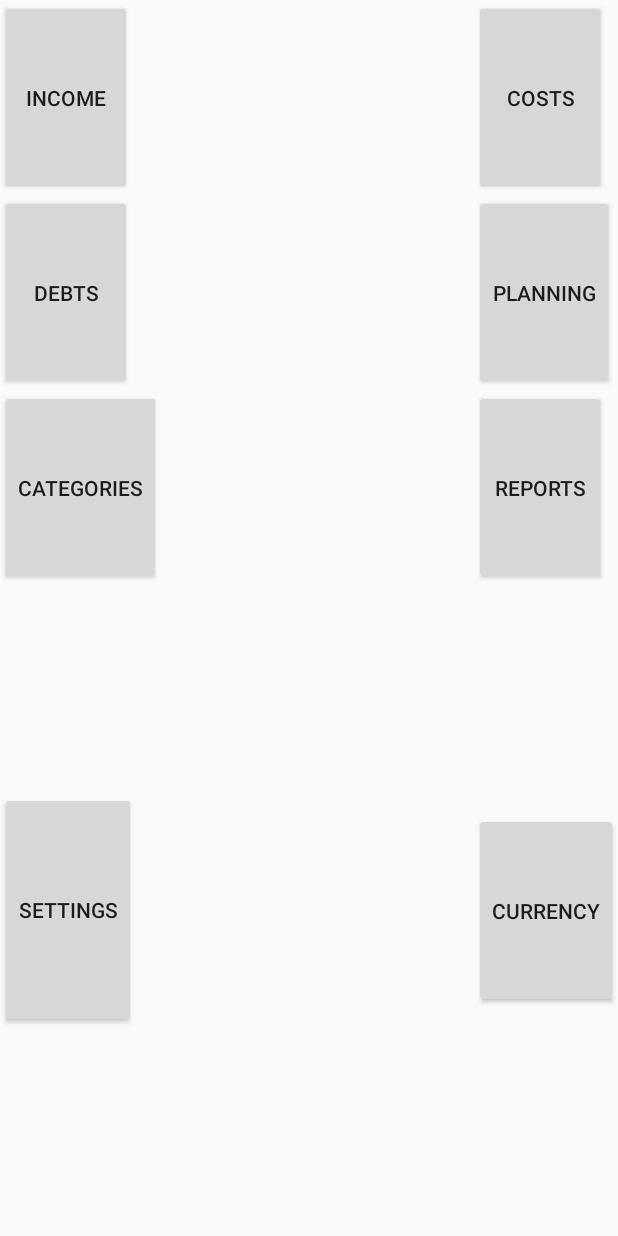
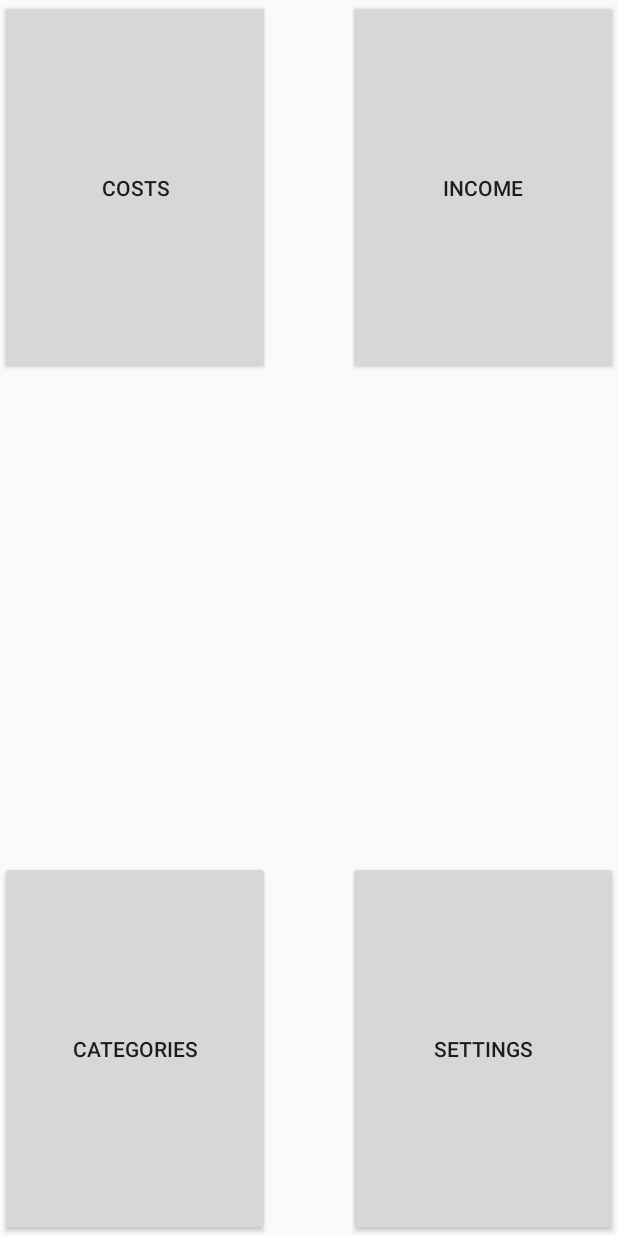
Before and after one commit to inqu1s1tor/AccountAppSample, an Android app: the MainActivity screen opened directly, with no data from a screen before it, on a phone screen of 412 x 824 dp. Run offline under Robolectric (Android 15) with nearby library versions, the phone set to English and light mode, and no system bars.

Commit message:
new layout

```diff
--- a/app/src/main/java/com/erminesoft/my_account/myacount/core/bridge/DBbridge.java
+++ b/app/src/main/java/com/erminesoft/my_account/myacount/core/bridge/DBbridge.java
@@ -8,7 +8,7 @@ public interface DBbridge {
     Cursor loadIncome();
     Cursor loadCategories();
     void saveCostsToDb(int Categoiries,String fieldNameCosts);
-    void saveIncomeToDb(String Categories, String fieldNameIncome);
+    void saveIncomeToDb(int Categories, String fieldNameIncome);
     void saveCategoriesToDb(String categories);
 
 }
--- a/app/src/main/java/com/erminesoft/my_account/myacount/db/DbManager.java
+++ b/app/src/main/java/com/erminesoft/my_account/myacount/db/DbManager.java
@@ -25,7 +25,7 @@ public final class DbManager implements DBbridge {
     }
 
     @Override
-    public void saveIncomeToDb(String category, String nameText) {
+    public void saveIncomeToDb(int category, String nameText) {
         ContentValues cv = Mapper.convertIncome(nameText, category);
         baseHelper.getWritableDatabase().insert(DataBaseHelper.TABLE_INCOME, null, cv);
     }
@@ -43,7 +43,7 @@ public final class DbManager implements DBbridge {
 
     @Override
     public Cursor loadIncome() {
-        return baseHelper.getReadableDatabase().query(DataBaseHelper.TABLE_INCOME, null, null, null, null, null, null);
+        return baseHelper.getReadableDatabase().rawQuery(RequestsFactory.SELECT_INCOMES_WITH_CATEGORIES, new String[0]);
     }
 
     @Override
--- a/app/src/main/java/com/erminesoft/my_account/myacount/db/Mapper.java
+++ b/app/src/main/java/com/erminesoft/my_account/myacount/db/Mapper.java
@@ -12,10 +12,10 @@ final class Mapper {
         return cv;
     }
 
-    public static ContentValues convertIncome(String categoryText, String category) {
+    public static ContentValues convertIncome(String nameText, int category) {
         ContentValues cv = new ContentValues();
-        cv.put(DataBaseHelper.INCOME_CATEGORIES, categoryText);
-        cv.put(DataBaseHelper.INCOME_NAME, category);
+        cv.put(DataBaseHelper.INCOME_CATEGORIES, category);
+        cv.put(DataBaseHelper.INCOME_NAME, nameText);
         return cv;
     }
 
--- a/app/src/main/java/com/erminesoft/my_account/myacount/ui/activity/incomes/ContentForIncomeActivity.java
+++ b/app/src/main/java/com/erminesoft/my_account/myacount/ui/activity/incomes/ContentForIncomeActivity.java
@@ -56,9 +56,8 @@ public class ContentForIncomeActivity extends GenericActivity {
 
         int categoryIdIndex = cursor.getColumnIndex(DataBaseHelper.CATEGORIES_ID);
         int categoryId = cursor.getInt(categoryIdIndex);
-        String categoryNew2 = cursor.getString(categoryId);
 
-        application.getdBbridge().saveIncomeToDb(categoryNew2, categoryEnteredIncome);
+        application.getdBbridge().saveIncomeToDb(categoryId, categoryEnteredIncome);
     }
 
 
--- a/app/src/main/java/com/erminesoft/my_account/myacount/ui/adapters/CostsAdapter.java
+++ b/app/src/main/java/com/erminesoft/my_account/myacount/ui/adapters/CostsAdapter.java
@@ -36,7 +36,7 @@ public class CostsAdapter extends CursorAdapter {
     public void bindView(View view, Context context, Cursor cursor) {
         CostsHolder costHolder =  (CostsHolder)view.getTag();
 
-        int categoriesCostIndex = cursor.getColumnIndex(DataBaseHelper.COSTS_CATEGORIES);
+        int categoriesCostIndex = cursor.getColumnIndex(DataBaseHelper.CATEGORIES_NAME);
         int nameCostIndex = cursor.getColumnIndex(DataBaseHelper.COSTS_NAME);
 
         costHolder.categoryCosts.setText(cursor.getString(categoriesCostIndex));
--- a/app/src/main/java/com/erminesoft/my_account/myacount/ui/adapters/IncomeAdapter.java
+++ b/app/src/main/java/com/erminesoft/my_account/myacount/ui/adapters/IncomeAdapter.java
@@ -35,7 +35,7 @@ public class IncomeAdapter extends CursorAdapter {
     public void bindView(View view, Context context, Cursor cursor) {
         IncomeHolder incomeHolder = (IncomeHolder)view.getTag();
 
-        int categoriesIncomeIndex = cursor.getColumnIndex(DataBaseHelper.INCOME_CATEGORIES);
+        int categoriesIncomeIndex = cursor.getColumnIndex(DataBaseHelper.CATEGORIES_NAME);
         int nameIncomeIndex = cursor.getColumnIndex(DataBaseHelper.INCOME_NAME);
 
         incomeHolder.categoryIncome.setText(cursor.getString(categoriesIncomeIndex));
--- a/app/src/main/res/layout/categories_layout.xml
+++ b/app/src/main/res/layout/categories_layout.xml
@@ -16,7 +16,7 @@
 
         <EditText
             android:id="@+id/editTextCategoryAdding"
-            android:hint="category"
+            android:hint="Enter a category"
             android:layout_width="wrap_content"
             android:layout_height="wrap_content"
             android:layout_weight="1" />
--- a/app/src/main/res/layout/main_activity_layout.xml
+++ b/app/src/main/res/layout/main_activity_layout.xml
@@ -6,78 +6,39 @@
 
 
     <Button
-            android:layout_width="wrap_content"
-            android:layout_height="130dp"
-            android:text="@string/TextButtonIncome"
-            android:id="@+id/buttonIncome"
-            android:layout_weight="0.49"
-            android:layout_row="0"
-            android:layout_column="0" />
+        android:layout_width="180dp"
+        android:layout_height="250dp"
+        android:text="@string/TextButtonCosts"
+        android:layout_marginRight="10dp"
+        android:id="@+id/buttonCosts" />
 
     <Button
-            android:layout_width="wrap_content"
-            android:layout_height="130dp"
-            android:text="@string/TextButtonDebts"
-            android:id="@+id/buttonDebts"
-            android:layout_weight="0.39"
-        android:layout_row="1"
+        android:layout_width="180dp"
+        android:layout_height="250dp"
+        android:text="@string/TextButtonIncome"
+        android:id="@+id/buttonIncome"
+        android:layout_marginLeft="10dp"
+        android:layout_row="0"
+        android:layout_column="10" />
+
+    <Button
+        android:layout_width="180dp"
+        android:layout_height="250dp"
+        android:text="@string/TextButtonCategories"
+        android:id="@+id/buttonCategories"
+        android:layout_marginRight="10dp"
+        android:layout_row="2"
         android:layout_column="0" />
 
     <Button
-            android:layout_width="wrap_content"
-            android:layout_height="130dp"
-            android:text="@string/TextButtonPlanning"
-            android:id="@+id/buttonPlanning"
-            android:layout_weight="0.40"
-        android:layout_row="1"
-        android:layout_column="5" />
+        android:layout_width="180dp"
+        android:layout_height="250dp"
+        android:text="@string/TextButtonSettings"
+        android:id="@+id/buttonSettings"
+        android:layout_marginLeft="10dp"
+        android:layout_gravity="center_vertical"
+        android:layout_row="2"
+        android:layout_column="10" />
 
-    <Button
-            android:layout_width="wrap_content"
-            android:layout_height="130dp"
-            android:text="@string/TextButtonCategories"
-            android:id="@+id/buttonCategories"
-            android:layout_weight="0.29"
-        android:layout_row="3"
-        android:layout_column="0" />
-
-    <Button
-            android:layout_width="wrap_content"
-            android:layout_height="130dp"
-            android:text="@string/TextButtonReports"
-            android:id="@+id/buttonReports"
-            android:layout_weight="0.33"
-            android:layout_gravity="center_vertical"
-        android:layout_row="3"
-        android:layout_column="5" />
-
-    <Button
-            android:layout_width="wrap_content"
-            android:layout_height="157dp"
-            android:text="@string/TextButtonSettings"
-            android:id="@+id/buttonSettings"
-            android:layout_gravity="center_vertical"
-            android:layout_weight="0.33"
-        android:layout_row="5"
-        android:layout_column="0" />
-
-        <Button
-        android:layout_width="wrap_content"
-        android:layout_height="130dp"
-        android:text="@string/TextButtonCurrency"
-        android:id="@+id/buttonCurrency"
-        android:layout_gravity="center_vertical"
-        android:layout_weight="0.31"
-        android:layout_row="5"
-        android:layout_column="5" />
-
-    <Button
-            android:layout_width="wrap_content"
-            android:layout_height="130dp"
-            android:text="@string/TextButtonCosts"
-            android:id="@+id/buttonCosts"
-            android:layout_weight="0.45"
-        android:layout_row="0"
-        android:layout_column="5" />
 
 </GridLayout>
```
Also changed, not shown: app/src/main/java/com/erminesoft/my_account/myacount/db/RequestsFactory.java (+10 -0 lines), app/src/main/res/layout/authorizatoin_layout.xml (+23 -33 lines).
